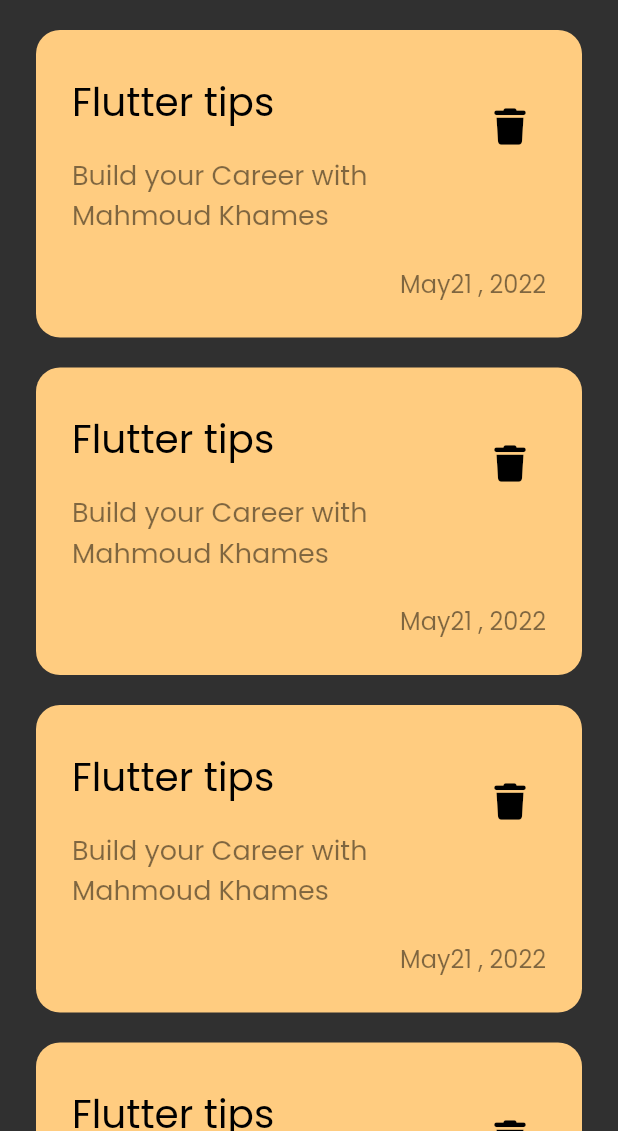
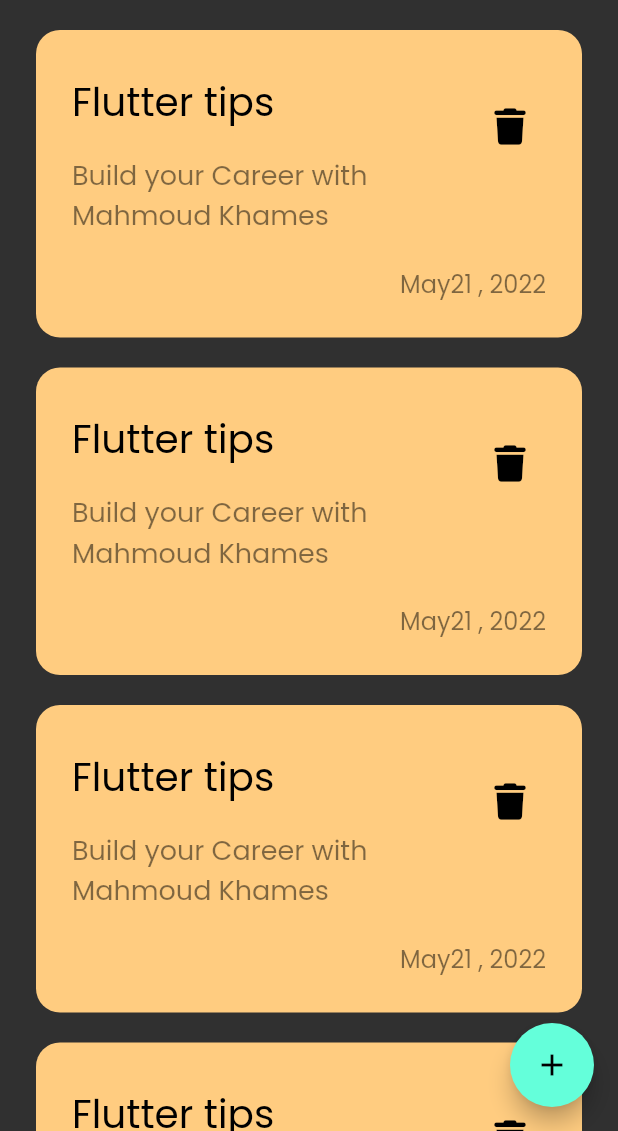
Before and after one commit to mkh515574/notes_app, a Flutter app: the screen it shows after launch, on a phone screen of 412 x 824 dp, the part 105-1236 px from its top. Run offline on Flutter 3.47's test engine with Material 2 defaults, Android fonts, the light colour scheme and no system bars; our stand-ins replace font_awesome_flutter.

Commit message:
add FloatingActionButton

```diff
--- a/lib/views/screens/notes_view.dart
+++ b/lib/views/screens/notes_view.dart
@@ -6,11 +6,16 @@ class NotesView extends StatelessWidget {
 
   @override
   Widget build(BuildContext context) {
-    return const Scaffold(
-      body: SafeArea(child: Padding(
+    return Scaffold(
+      body: const SafeArea(
+          child: Padding(
         padding: EdgeInsets.symmetric(horizontal: 24),
         child: NoteViewBody(),
       )),
+      floatingActionButton: FloatingActionButton(
+        onPressed: (){},
+        child: const Icon(Icons.add),
+      ),
     );
   }
 }
--- a/lib/views/widgets/note_item.dart
+++ b/lib/views/widgets/note_item.dart
@@ -10,7 +10,7 @@ class NoteItem extends StatelessWidget {
       padding: const EdgeInsets.all(24),
       margin: const EdgeInsets.only(top: 20),
       decoration: BoxDecoration(
-        color: Color(0xffFFCC80),
+        color: const Color(0xffFFCC80),
         borderRadius: BorderRadius.circular(16),
       ),
       child: Column(
--- a/lib/views/widgets/note_view_body.dart
+++ b/lib/views/widgets/note_view_body.dart
@@ -1,6 +1,6 @@
 import 'package:flutter/material.dart';
 import 'package:note_app/views/widgets/custom_appbar.dart';
-import 'package:note_app/views/widgets/note_item.dart';
+
 import 'package:note_app/views/widgets/notes_list_view.dart';
 
 class NoteViewBody extends StatelessWidget {
```
